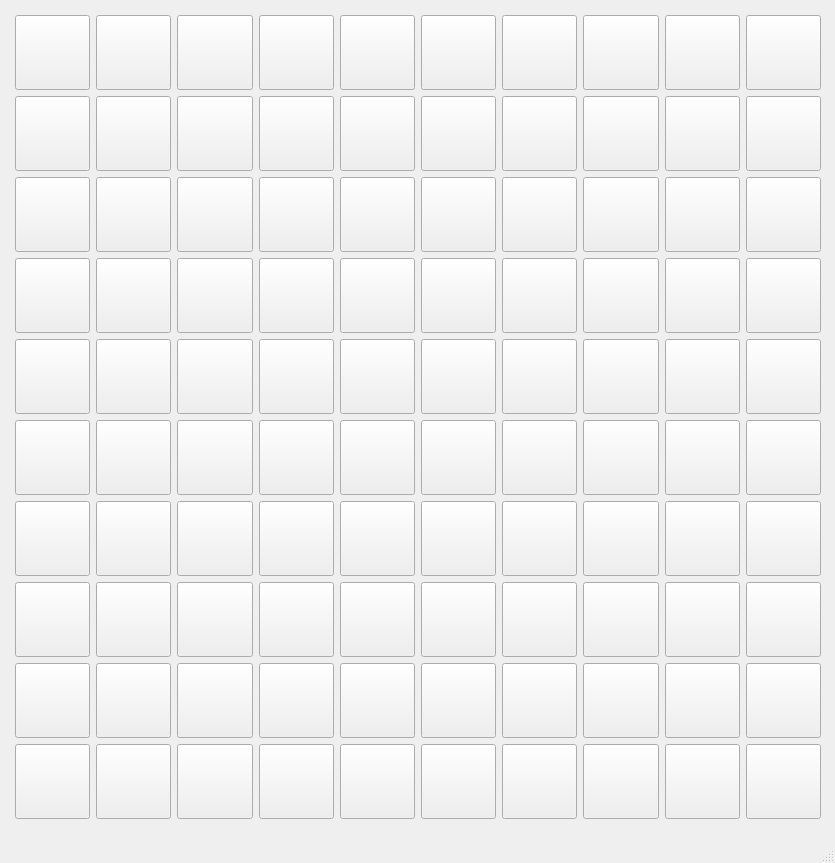
The window that default_ui.ui (yukill3r/Checkers) describes before a commit, drawn with Qt 5.
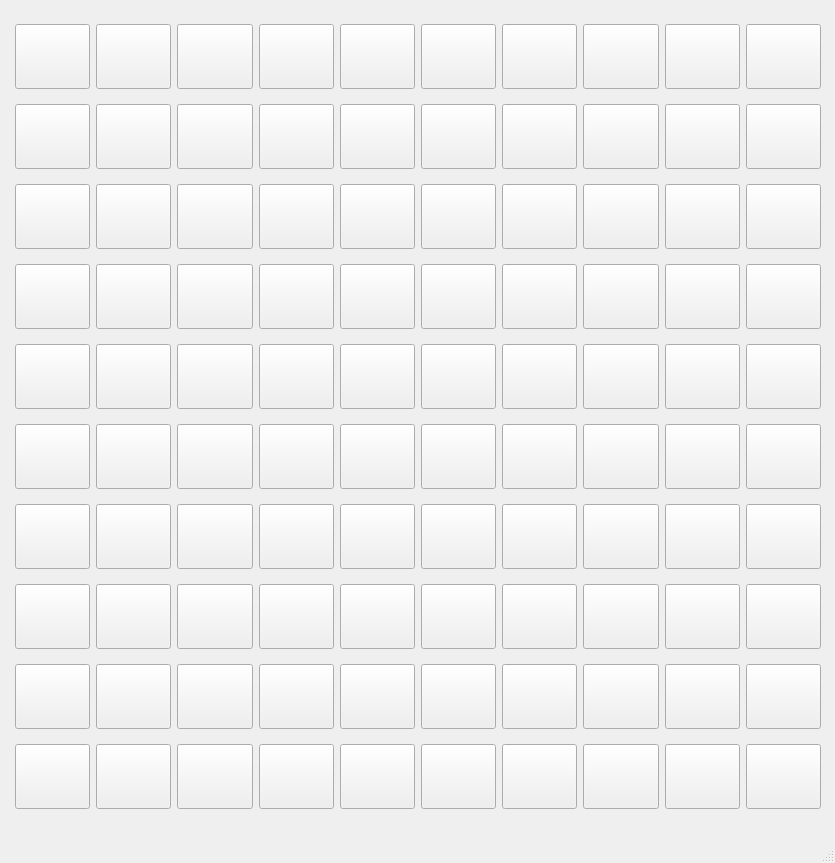
The same window after the commit.

Commit message: change size for laptop

```diff
--- a/default_ui.ui
+++ b/default_ui.ui
@@ -82,8 +82,8 @@
        <widget class="QPushButton" name="b_0_0">
         <property name="minimumSize">
          <size>
-          <width>75</width>
-          <height>75</height>
+          <width>65</width>
+          <height>65</height>
          </size>
         </property>
         <property name="autoFillBackground">
@@ -107,8 +107,8 @@
        <widget class="QPushButton" name="b_0_1">
         <property name="minimumSize">
          <size>
-          <width>75</width>
-          <height>75</height>
+          <width>65</width>
+          <height>65</height>
          </size>
         </property>
         <property name="text">
@@ -129,8 +129,8 @@
        <widget class="QPushButton" name="b_0_2">
         <property name="minimumSize">
          <size>
-          <width>75</width>
-          <height>75</height>
+          <width>65</width>
+          <height>65</height>
          </size>
         </property>
         <property name="text">
@@ -151,8 +151,8 @@
        <widget class="QPushButton" name="b_0_3">
         <property name="minimumSize">
          <size>
-          <width>75</width>
-          <height>75</height>
+          <width>65</width>
+          <height>65</height>
          </size>
         </property>
         <property name="text">
@@ -173,8 +173,8 @@
        <widget class="QPushButton" name="b_0_4">
         <property name="minimumSize">
          <size>
-          <width>75</width>
-          <height>75</height>
+          <width>65</width>
+          <height>65</height>
          </size>
         </property>
         <property name="text">
@@ -195,8 +195,8 @@
        <widget class="QPushButton" name="b_0_5">
         <property name="minimumSize">
          <size>
-          <width>75</width>
-          <height>75</height>
+          <width>65</width>
+          <height>65</height>
          </size>
         </property>
         <property name="text">
@@ -217,8 +217,8 @@
        <widget class="QPushButton" name="b_0_6">
         <property name="minimumSize">
          <size>
-          <width>75</width>
-          <height>75</height>
+          <width>65</width>
+          <height>65</height>
          </size>
         </property>
         <property name="text">
@@ -239,8 +239,8 @@
        <widget class="QPushButton" name="b_0_7">
         <property name="minimumSize">
          <size>
-          <width>75</width>
-          <height>75</height>
+          <width>65</width>
+          <height>65</height>
          </size>
         </property>
         <property name="text">
@@ -261,8 +261,8 @@
        <widget class="QPushButton" name="b_0_8">
         <property name="minimumSize">
          <size>
-          <width>75</width>
-          <height>75</height>
+          <width>65</width>
+          <height>65</height>
          </size>
         </property>
         <property name="text">
@@ -283,8 +283,8 @@
        <widget class="QPushButton" name="b_0_9">
         <property name="minimumSize">
          <size>
-          <width>75</width>
-          <height>75</height>
+          <width>65</width>
+          <height>65</height>
          </size>
         </property>
         <property name="text">
@@ -305,8 +305,8 @@
        <widget class="QPushButton" name="b_1_0">
         <property name="minimumSize">
          <size>
-          <width>75</width>
-          <height>75</height>
+          <width>65</width>
+          <height>65</height>
          </size>
         </property>
         <property name="text">
@@ -327,8 +327,8 @@
        <widget class="QPushButton" name="b_1_1">
         <property name="minimumSize">
          <size>
-          <width>75</width>
-          <height>75</height>
+          <width>65</width>
+          <height>65</height>
          </size>
         </property>
         <property name="text">
@@ -349,8 +349,8 @@
        <widget class="QPushButton" name="b_1_2">
         <property name="minimumSize">
          <size>
-          <width>75</width>
-          <height>75</height>
+          <width>65</width>
+          <height>65</height>
          </size>
         </property>
         <property name="text">
@@ -371,8 +371,8 @@
        <widget class="QPushButton" name="b_1_3">
         <property name="minimumSize">
          <size>
-          <width>75</width>
-          <height>75</height>
+          <width>65</width>
+          <height>65</height>
          </size>
         </property>
         <property name="text">
@@ -393,8 +393,8 @@
        <widget class="QPushButton" name="b_1_4">
         <property name="minimumSize">
          <size>
-          <width>75</width>
-          <height>75</height>
+          <width>65</width>
+          <height>65</height>
          </size>
         </property>
         <property name="text">
@@ -415,8 +415,8 @@
        <widget class="QPushButton" name="b_1_5">
         <property name="minimumSize">
          <size>
-          <width>75</width>
-          <height>75</height>
+          <width>65</width>
+          <height>65</height>
          </size>
         </property>
         <property name="text">
@@ -437,8 +437,8 @@
        <widget class="QPushButton" name="b_1_6">
         <property name="minimumSize">
          <size>
-          <width>75</width>
-          <height>75</height>
+          <width>65</width>
+          <height>65</height>
          </size>
         </property>
         <property name="text">
@@ -459,8 +459,8 @@
        <widget class="QPushButton" name="b_1_7">
         <property name="minimumSize">
          <size>
-          <width>75</width>
-          <height>75</height>
+          <width>65</width>
+          <height>65</height>
          </size>
         </property>
         <property name="text">
@@ -481,8 +481,8 @@
        <widget class="QPushButton" name="b_1_8">
         <property name="minimumSize">
          <size>
-          <width>75</width>
-          <height>75</height>
+          <width>65</width>
+          <height>65</height>
          </size>
         </property>
         <property name="text">
@@ -503,8 +503,8 @@
        <widget class="QPushButton" name="b_1_9">
         <property name="minimumSize">
          <size>
-          <width>75</width>
-          <height>75</height>
+          <width>65</width>
+          <height>65</height>
          </size>
         </property>
         <property name="text">
@@ -525,8 +525,8 @@
        <widget class="QPushButton" name="b_2_0">
         <property name="minimumSize">
          <size>
-          <width>75</width>
-          <height>75</height>
+          <width>65</width>
+          <height>65</height>
          </size>
         </property>
         <property name="text">
@@ -547,8 +547,8 @@
        <widget class="QPushButton" name="b_2_1">
         <property name="minimumSize">
          <size>
-          <width>75</width>
-          <height>75</height>
+          <width>65</width>
+          <height>65</height>
          </size>
         </property>
         <property name="text">
@@ -569,8 +569,8 @@
        <widget class="QPushButton" name="b_2_2">
         <property name="minimumSize">
          <size>
-          <width>75</width>
-          <height>75</height>
+          <width>65</width>
+          <height>65</height>
          </size>
         </property>
         <property name="text">
@@ -591,8 +591,8 @@
        <widget class="QPushButton" name="b_2_3">
         <property name="minimumSize">
          <size>
-          <width>75</width>
-          <height>75</height>
+          <width>65</width>
+          <height>65</height>
          </size>
         </property>
         <property name="text">
@@ -613,8 +613,8 @@
        <widget class="QPushButton" name="b_2_4">
         <property name="minimumSize">
          <size>
-          <width>75</width>
-          <height>75</height>
+          <width>65</width>
+          <height>65</height>
          </size>
         </property>
         <property name="text">
@@ -635,8 +635,8 @@
        <widget class="QPushButton" name="b_2_5">
         <property name="minimumSize">
          <size>
-          <width>75</width>
-          <height>75</height>
+          <width>65</width>
+          <height>65</height>
          </size>
         </property>
         <property name="text">
@@ -657,8 +657,8 @@
        <widget class="QPushButton" name="b_2_6">
         <property name="minimumSize">
          <size>
-          <width>75</width>
-          <height>75</height>
+          <width>65</width>
+          <height>65</height>
          </size>
         </property>
         <property name="text">
@@ -679,8 +679,8 @@
        <widget class="QPushButton" name="b_2_7">
         <property name="minimumSize">
          <size>
-          <width>75</width>
-          <height>75</height>
+          <width>65</width>
+          <height>65</height>
          </size>
         </property>
         <property name="text">
@@ -701,8 +701,8 @@
        <widget class="QPushButton" name="b_2_8">
         <property name="minimumSize">
          <size>
-          <width>75</width>
-          <height>75</height>
+          <width>65</width>
+          <height>65</height>
          </size>
         </property>
         <property name="text">
@@ -723,8 +723,8 @@
        <widget class="QPushButton" name="b_2_9">
         <property name="minimumSize">
          <size>
-          <width>75</width>
-          <height>75</height>
+          <width>65</width>
+          <height>65</height>
          </size>
         </property>
         <property name="text">
@@ -745,8 +745,8 @@
        <widget class="QPushButton" name="b_3_0">
         <property name="minimumSize">
          <size>
-          <width>75</width>
-          <height>75</height>
+          <width>65</width>
+          <height>65</height>
          </size>
         </property>
         <property name="text">
@@ -767,8 +767,8 @@
        <widget class="QPushButton" name="b_3_1">
         <property name="minimumSize">
          <size>
-          <width>75</width>
-          <height>75</height>
+          <width>65</width>
+          <height>65</height>
          </size>
         </property>
         <property name="text">
@@ -789,8 +789,8 @@
        <widget class="QPushButton" name="b_3_2">
         <property name="minimumSize">
          <size>
-          <width>75</width>
-          <height>75</height>
+          <width>65</width>
+          <height>65</height>
          </size>
         </property>
         <property name="text">
@@ -811,8 +811,8 @@
        <widget class="QPushButton" name="b_3_3">
         <property name="minimumSize">
          <size>
-          <width>75</width>
-          <height>75</height>
+          <width>65</width>
+          <height>65</height>
          </size>
         </property>
         <property name="text">
@@ -833,8 +833,8 @@
        <widget class="QPushButton" name="b_3_4">
         <property name="minimumSize">
          <size>
-          <width>75</width>
-          <height>75</height>
+          <width>65</width>
+          <height>65</height>
          </size>
         </property>
         <property name="text">
@@ -855,8 +855,8 @@
        <widget class="QPushButton" name="b_3_5">
         <property name="minimumSize">
          <size>
-          <width>75</width>
-          <height>75</height>
+          <width>65</width>
+          <height>65</height>
          </size>
         </property>
         <property name="text">
@@ -877,8 +877,8 @@
        <widget class="QPushButton" name="b_3_6">
         <property name="minimumSize">
          <size>
-          <width>75</width>
-          <height>75</height>
+          <width>65</width>
+          <height>65</height>
          </size>
         </property>
         <property name="text">
@@ -899,8 +899,8 @@
        <widget class="QPushButton" name="b_3_7">
         <property name="minimumSize">
          <size>
-          <width>75</width>
-          <height>75</height>
+          <width>65</width>
+          <height>65</height>
          </size>
         </property>
         <property name="text">
@@ -921,8 +921,8 @@
        <widget class="QPushButton" name="b_3_8">
         <property name="minimumSize">
          <size>
-          <width>75</width>
-          <height>75</height>
+          <width>65</width>
+          <height>65</height>
          </size>
         </property>
         <property name="text">
@@ -943,8 +943,8 @@
        <widget class="QPushButton" name="b_3_9">
         <property name="minimumSize">
          <size>
-          <width>75</width>
-          <height>75</height>
+          <width>65</width>
+          <height>65</height>
          </size>
         </property>
         <property name="text">
@@ -965,8 +965,8 @@
        <widget class="QPushButton" name="b_4_0">
         <property name="minimumSize">
          <size>
-          <width>75</width>
-          <height>75</height>
+          <width>65</width>
+          <height>65</height>
          </size>
         </property>
         <property name="text">
@@ -987,8 +987,8 @@
        <widget class="QPushButton" name="b_4_1">
         <property name="minimumSize">
          <size>
-          <width>75</width>
-          <height>75</height>
+          <width>65</width>
+          <height>65</height>
          </size>
         </property>
         <property name="text">
@@ -1009,8 +1009,8 @@
        <widget class="QPushButton" name="b_4_2">
         <property name="minimumSize">
          <size>
-          <width>75</width>
-          <height>75</height>
+          <width>65</width>
+          <height>65</height>
          </size>
         </property>
         <property name="text">
@@ -1031,8 +1031,8 @@
        <widget class="QPushButton" name="b_4_3">
         <property name="minimumSize">
          <size>
-          <width>75</width>
-          <height>75</height>
+          <width>65</width>
+          <height>65</height>
          </size>
         </property>
         <property name="text">
@@ -1053,8 +1053,8 @@
        <widget class="QPushButton" name="b_4_4">
         <property name="minimumSize">
          <size>
-          <width>75</width>
-          <height>75</height>
+          <width>65</width>
+          <height>65</height>
          </size>
         </property>
         <property name="text">
@@ -1075,8 +1075,8 @@
        <widget class="QPushButton" name="b_4_5">
         <property name="minimumSize">
          <size>
-          <width>75</width>
-          <height>75</height>
+          <width>65</width>
+          <height>65</height>
          </size>
         </property>
         <property name="text">
@@ -1097,8 +1097,8 @@
        <widget class="QPushButton" name="b_4_6">
         <property name="minimumSize">
          <size>
-          <width>75</width>
-          <height>75</height>
+          <width>65</width>
+          <height>65</height>
          </size>
         </property>
         <property name="text">
@@ -1119,8 +1119,8 @@
        <widget class="QPushButton" name="b_4_7">
         <property name="minimumSize">
          <size>
-          <width>75</width>
-          <height>75</height>
+          <width>65</width>
+          <height>65</height>
          </size>
         </property>
         <property name="text">
@@ -1141,8 +1141,8 @@
        <widget class="QPushButton" name="b_4_8">
         <property name="minimumSize">
          <size>
-          <width>75</width>
-          <height>75</height>
+          <width>65</width>
+          <height>65</height>
          </size>
         </property>
         <property name="text">
@@ -1163,8 +1163,8 @@
        <widget class="QPushButton" name="b_4_9">
         <property name="minimumSize">
          <size>
-          <width>75</width>
-          <height>75</height>
+          <width>65</width>
+          <height>65</height>
          </size>
         </property>
         <property name="text">
@@ -1185,8 +1185,8 @@
        <widget class="QPushButton" name="b_5_0">
         <property name="minimumSize">
          <size>
-          <width>75</width>
-          <height>75</height>
+          <width>65</width>
+          <height>65</height>
          </size>
         </property>
         <property name="text">
@@ -1207,8 +1207,8 @@
        <widget class="QPushButton" name="b_5_1">
         <property name="minimumSize">
          <size>
-          <width>75</width>
-          <height>75</height>
+          <width>65</width>
+          <height>65</height>
          </size>
         </property>
         <property name="text">
@@ -1229,8 +1229,8 @@
        <widget class="QPushButton" name="b_5_2">
         <property name="minimumSize">
          <size>
-          <width>75</width>
-          <height>75</height>
+          <width>65</width>
+          <height>65</height>
          </size>
         </property>
         <property name="text">
@@ -1251,8 +1251,8 @@
        <widget class="QPushButton" name="b_5_3">
         <property name="minimumSize">
          <size>
-          <width>75</width>
-          <height>75</height>
+          <width>65</width>
+          <height>65</height>
          </size>
         </property>
         <property name="text">
@@ -1273,8 +1273,8 @@
        <widget class="QPushButton" name="b_5_4">
         <property name="minimumSize">
          <size>
-          <width>75</width>
-          <height>75</height>
+          <width>65</width>
+          <height>65</height>
          </size>
         </property>
         <property name="text">
@@ -1295,8 +1295,8 @@
        <widget class="QPushButton" name="b_5_5">
         <property name="minimumSize">
          <size>
-          <width>75</width>
-          <height>75</height>
+          <width>65</width>
+          <height>65</height>
          </size>
         </property>
         <property name="text">
@@ -1317,8 +1317,8 @@
        <widget class="QPushButton" name="b_5_6">
         <property name="minimumSize">
          <size>
-          <width>75</width>
-          <height>75</height>
+          <width>65</width>
+          <height>65</height>
          </size>
         </property>
         <property name="text">
@@ -1339,8 +1339,8 @@
        <widget class="QPushButton" name="b_5_7">
         <property name="minimumSize">
          <size>
-          <width>75</width>
-          <height>75</height>
+          <width>65</width>
+          <height>65</height>
          </size>
         </property>
         <property name="text">
@@ -1361,8 +1361,8 @@
        <widget class="QPushButton" name="b_5_8">
         <property name="minimumSize">
          <size>
-          <width>75</width>
-          <height>75</height>
+          <width>65</width>
+          <height>65</height>
          </size>
         </property>
         <property name="text">
@@ -1383,8 +1383,8 @@
        <widget class="QPushButton" name="b_5_9">
         <property name="minimumSize">
          <size>
-          <width>75</width>
-          <height>75</height>
+          <width>65</width>
+          <height>65</height>
          </size>
         </property>
         <property name="text">
@@ -1405,8 +1405,8 @@
        <widget class="QPushButton" name="b_6_0">
         <property name="minimumSize">
          <size>
-          <width>75</width>
-          <height>75</height>
+          <width>65</width>
+          <height>65</height>
          </size>
         </property>
         <property name="text">
@@ -1427,8 +1427,8 @@
        <widget class="QPushButton" name="b_6_1">
         <property name="minimumSize">
          <size>
-          <width>75</width>
-          <height>75</height>
+          <width>65</width>
+          <height>65</height>
          </size>
         </property>
         <property name="text">
@@ -1449,8 +1449,8 @@
        <widget class="QPushButton" name="b_6_2">
         <property name="minimumSize">
          <size>
-          <width>75</width>
-          <height>75</height>
+          <width>65</width>
+          <height>65</height>
          </size>
         </property>
         <property name="text">
@@ -1471,8 +1471,8 @@
        <widget class="QPushButton" name="b_6_3">
         <property name="minimumSize">
          <size>
-          <width>75</width>
-          <height>75</height>
+          <width>65</width>
+          <height>65</height>
          </size>
         </property>
         <property name="text">
@@ -1493,8 +1493,8 @@
        <widget class="QPushButton" name="b_6_4">
         <property name="minimumSize">
          <size>
-          <width>75</width>
-          <height>75</height>
+          <width>65</width>
+          <height>65</height>
          </size>
         </property>
         <property name="text">
@@ -1515,8 +1515,8 @@
        <widget class="QPushButton" name="b_6_5">
         <property name="minimumSize">
          <size>
-          <width>75</width>
-          <height>75</height>
+          <width>65</width>
+          <height>65</height>
          </size>
         </property>
         <property name="text">
@@ -1537,8 +1537,8 @@
        <widget class="QPushButton" name="b_6_6">
         <property name="minimumSize">
          <size>
-          <width>75</width>
-          <height>75</height>
+          <width>65</width>
+          <height>65</height>
          </size>
         </property>
         <property name="text">
@@ -1559,8 +1559,8 @@
        <widget class="QPushButton" name="b_6_7">
         <property name="minimumSize">
          <size>
-          <width>75</width>
-          <height>75</height>
+          <width>65</width>
+          <height>65</height>
          </size>
         </property>
         <property name="text">
@@ -1581,8 +1581,8 @@
        <widget class="QPushButton" name="b_6_8">
         <property name="minimumSize">
          <size>
-          <width>75</width>
-          <height>75</height>
+          <width>65</width>
+          <height>65</height>
          </size>
         </property>
         <property name="text">
@@ -1603,8 +1603,8 @@
        <widget class="QPushButton" name="b_6_9">
         <property name="minimumSize">
          <size>
-          <width>75</width>
-          <height>75</height>
+          <width>65</width>
+          <height>65</height>
          </size>
         </property>
         <property name="text">
@@ -1625,8 +1625,8 @@
        <widget class="QPushButton" name="b_7_0">
         <property name="minimumSize">
          <size>
-          <width>75</width>
-          <height>75</height>
+          <width>65</width>
+          <height>65</height>
          </size>
         </property>
         <property name="text">
@@ -1647,8 +1647,8 @@
        <widget class="QPushButton" name="b_7_1">
         <property name="minimumSize">
          <size>
-          <width>75</width>
-          <height>75</height>
+          <width>65</width>
+          <height>65</height>
          </size>
         </property>
         <property name="text">
@@ -1669,8 +1669,8 @@
        <widget class="QPushButton" name="b_7_2">
         <property name="minimumSize">
          <size>
-          <width>75</width>
-          <height>75</height>
+          <width>65</width>
+          <height>65</height>
          </size>
         </property>
         <property name="text">
@@ -1691,8 +1691,8 @@
        <widget class="QPushButton" name="b_7_3">
         <property name="minimumSize">
          <size>
-          <width>75</width>
-          <height>75</height>
+          <width>65</width>
+          <height>65</height>
          </size>
         </property>
         <property name="text">
@@ -1713,8 +1713,8 @@
        <widget class="QPushButton" name="b_7_4">
         <property name="minimumSize">
          <size>
-          <width>75</width>
-          <height>75</height>
+          <width>65</width>
+          <height>65</height>
          </size>
         </property>
         <property name="text">
@@ -1735,8 +1735,8 @@
        <widget class="QPushButton" name="b_7_5">
         <property name="minimumSize">
          <size>
-          <width>75</width>
-          <height>75</height>
+          <width>65</width>
+          <height>65</height>
          </size>
         </property>
         <property name="text">
@@ -1757,8 +1757,8 @@
        <widget class="QPushButton" name="b_7_6">
         <property name="minimumSize">
          <size>
-          <width>75</width>
-          <height>75</height>
+          <width>65</width>
+          <height>65</height>
          </size>
         </property>
         <property name="text">
@@ -1779,8 +1779,8 @@
        <widget class="QPushButton" name="b_7_7">
         <property name="minimumSize">
          <size>
-          <width>75</width>
-          <height>75</height>
+          <width>65</width>
+          <height>65</height>
          </size>
         </property>
         <property name="text">
@@ -1801,8 +1801,8 @@
        <widget class="QPushButton" name="b_7_8">
         <property name="minimumSize">
          <size>
-          <width>75</width>
-          <height>75</height>
+          <width>65</width>
+          <height>65</height>
          </size>
         </property>
         <property name="text">
@@ -1823,8 +1823,8 @@
        <widget class="QPushButton" name="b_7_9">
         <property name="minimumSize">
          <size>
-          <width>75</width>
-          <height>75</height>
+          <width>65</width>
+          <height>65</height>
          </size>
         </property>
         <property name="text">
@@ -1845,8 +1845,8 @@
        <widget class="QPushButton" name="b_8_0">
         <property name="minimumSize">
          <size>
-          <width>75</width>
-          <height>75</height>
+          <width>65</width>
+          <height>65</height>
          </size>
         </property>
         <property name="text">
@@ -1867,8 +1867,8 @@
        <widget class="QPushButton" name="b_8_1">
         <property name="minimumSize">
          <size>
-          <width>75</width>
-          <height>75</height>
+          <width>65</width>
+          <height>65</height>
          </size>
         </property>
         <property name="text">
@@ -1889,8 +1889,8 @@
        <widget class="QPushButton" name="b_8_2">
         <property name="minimumSize">
          <size>
-          <width>75</width>
-          <height>75</height>
+          <width>65</width>
+          <height>65</height>
          </size>
         </property>
         <property name="text">
@@ -1911,8 +1911,8 @@
        <widget class="QPushButton" name="b_8_3">
         <property name="minimumSize">
          <size>
-          <width>75</width>
-          <height>75</height>
+          <width>65</width>
+          <height>65</height>
          </size>
         </property>
         <property name="text">
@@ -1933,8 +1933,8 @@
        <widget class="QPushButton" name="b_8_4">
         <property name="minimumSize">
          <size>
-          <width>75</width>
-          <height>75</height>
+          <width>65</width>
+          <height>65</height>
          </size>
         </property>
         <property name="text">
@@ -1955,8 +1955,8 @@
        <widget class="QPushButton" name="b_8_5">
         <property name="minimumSize">
          <size>
-          <width>75</width>
-          <height>75</height>
+          <width>65</width>
+          <height>65</height>
          </size>
         </property>
         <property name="text">
@@ -1977,8 +1977,8 @@
        <widget class="QPushButton" name="b_8_6">
         <property name="minimumSize">
          <size>
-          <width>75</width>
-          <height>75</height>
+          <width>65</width>
+          <height>65</height>
          </size>
         </property>
         <property name="text">
@@ -1999,8 +1999,8 @@
        <widget class="QPushButton" name="b_8_7">
         <property name="minimumSize">
          <size>
-          <width>75</width>
-          <height>75</height>
+          <width>65</width>
+          <height>65</height>
          </size>
         </property>
         <property name="text">
@@ -2021,8 +2021,8 @@
        <widget class="QPushButton" name="b_8_8">
         <property name="minimumSize">
          <size>
-          <width>75</width>
-          <height>75</height>
+          <width>65</width>
+          <height>65</height>
          </size>
         </property>
         <property name="text">
@@ -2043,8 +2043,8 @@
        <widget class="QPushButton" name="b_8_9">
         <property name="minimumSize">
          <size>
-          <width>75</width>
-          <height>75</height>
+          <width>65</width>
+          <height>65</height>
          </size>
         </property>
         <property name="text">
@@ -2065,8 +2065,8 @@
        <widget class="QPushButton" name="b_9_0">
         <property name="minimumSize">
          <size>
-          <width>75</width>
-          <height>75</height>
+          <width>65</width>
+          <height>65</height>
          </size>
         </property>
         <property name="text">
@@ -2087,8 +2087,8 @@
        <widget class="QPushButton" name="b_9_1">
         <property name="minimumSize">
          <size>
-          <width>75</width>
-          <height>75</height>
+          <width>65</width>
+          <height>65</height>
          </size>
         </property>
         <property name="text">
@@ -2109,8 +2109,8 @@
        <widget class="QPushButton" name="b_9_2">
         <property name="minimumSize">
          <size>
-          <width>75</width>
-          <height>75</height>
+          <width>65</width>
+          <height>65</height>
          </size>
         </property>
         <property name="text">
@@ -2131,8 +2131,8 @@
        <widget class="QPushButton" name="b_9_3">
         <property name="minimumSize">
          <size>
-          <width>75</width>
-          <height>75</height>
+          <width>65</width>
+          <height>65</height>
          </size>
         </property>
         <property name="text">
@@ -2153,8 +2153,8 @@
        <widget class="QPushButton" name="b_9_4">
         <property name="minimumSize">
          <size>
-          <width>75</width>
-          <height>75</height>
+          <width>65</width>
+          <height>65</height>
          </size>
         </property>
         <property name="text">
@@ -2175,8 +2175,8 @@
        <widget class="QPushButton" name="b_9_5">
         <property name="minimumSize">
          <size>
-          <width>75</width>
-          <height>75</height>
+          <width>65</width>
+          <height>65</height>
          </size>
         </property>
         <property name="text">
@@ -2197,8 +2197,8 @@
        <widget class="QPushButton" name="b_9_6">
         <property name="minimumSize">
          <size>
-          <width>75</width>
-          <height>75</height>
+          <width>65</width>
+          <height>65</height>
          </size>
         </property>
         <property name="text">
@@ -2219,8 +2219,8 @@
        <widget class="QPushButton" name="b_9_7">
         <property name="minimumSize">
          <size>
-          <width>75</width>
-          <height>75</height>
+          <width>65</width>
+          <height>65</height>
          </size>
         </property>
         <property name="text">
@@ -2241,8 +2241,8 @@
        <widget class="QPushButton" name="b_9_8">
         <property name="minimumSize">
          <size>
-          <width>75</width>
-          <height>75</height>
+          <width>65</width>
+          <height>65</height>
          </size>
         </property>
         <property name="text">
@@ -2263,8 +2263,8 @@
        <widget class="QPushButton" name="b_9_9">
         <property name="minimumSize">
          <size>
-          <width>75</width>
-          <height>75</height>
+          <width>65</width>
+          <height>65</height>
          </size>
         </property>
         <property name="text">
```
Left out of the diff: 2 changed lines with no effect on the pictures. The commit also changes 1 other file.
